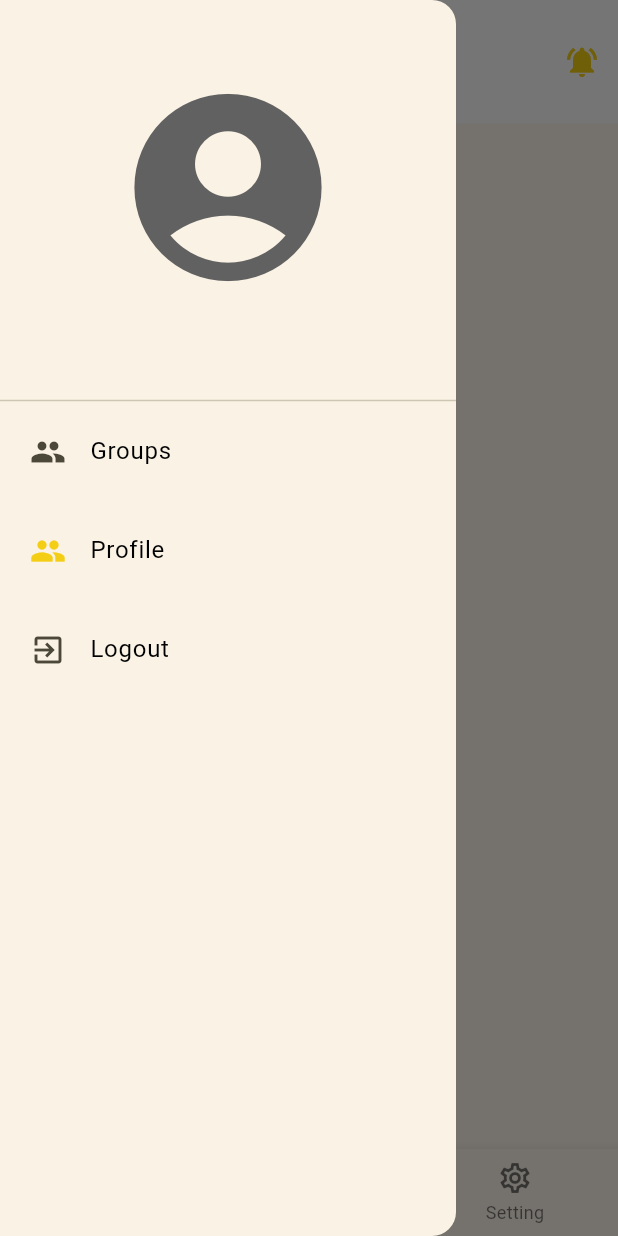
After one commit to Solak-Suleyman/studygether, a Flutter app: the ProfilePage screen opened directly, with the side drawer open, on a phone screen of 412 x 824 dp. The commit adds this screen. Run offline on Flutter 3.47's test engine with Material 3 defaults, Android fonts, the phone set to English and light mode, and no system bars; our stand-ins replace cloud_firestore, firebase_auth, firebase_core, shared_preferences; accounts and stored records are empty.

Commit message:
profilepage

```diff
--- a/lib/pages/HomePage.dart
+++ b/lib/pages/HomePage.dart
@@ -10,6 +10,8 @@ import 'package:firebase_auth/firebase_auth.dart';
 // import 'package:firebase_core/firebase_core.dart';
 import 'package:flutter/material.dart';
 import 'package:flutter/rendering.dart';
+import 'package:studygether/pages/ProfilePage.dart';
+
 
 class HomePage extends StatefulWidget {
   const HomePage({super.key});
@@ -129,12 +131,11 @@ class _HomePageState extends State<HomePage> {
             ),
             ListTile(
               onTap: () {
-                // nextScreenReplace(
-                //     context,
-                //     ProfilePage(
-                //       userName: userName,
-                //       email: email,
-                //     ));
+                nextScreenReplace(
+                    context,
+                    ProfilePage(
+                      //buranın içi ne amk
+                    ));
               },
               contentPadding:
                   const EdgeInsets.symmetric(horizontal: 20, vertical: 5),
--- /dev/null
+++ b/lib/pages/ProfilePage.dart
@@ -0,0 +1,205 @@
+import 'package:studygether/helper/helper_function.dart';
+import 'package:studygether/pages/LoginPage.dart';
+import 'package:studygether/pages/HomePage.dart';
+// import 'package:studygether/pages/search_page.dart';
+import 'package:studygether/service/auth_service.dart';
+import 'package:studygether/service/database_service.dart';
+import 'package:studygether/widgets/group_tile.dart';
+import 'package:studygether/widgets/widgets.dart';
+import 'package:firebase_auth/firebase_auth.dart';
+// import 'package:firebase_core/firebase_core.dart';
+import 'package:flutter/material.dart';
+import 'package:flutter/rendering.dart';
+
+class ProfilePage extends StatefulWidget {
+  const ProfilePage({super.key});
+
+  @override
+  State<ProfilePage> createState() => _ProfilePage();
+}
+
+class _ProfilePage extends State<ProfilePage> {
+  String userName = "";
+  String email = "";
+  AuthService authService = AuthService();
+  Stream? groups;
+  bool _isLoading = false;
+  String groupName = "";
+  String searchQuery = "";
+
+  @override
+  void initState() {
+    super.initState();
+    gettingUserData();
+  }
+
+  String getId(String res) {
+    return res.substring(0, res.indexOf("_"));
+  }
+
+  String getName(String res) {
+    return res.substring(res.indexOf("_") + 1);
+  }
+
+  gettingUserData() async {
+    await HelperFunctions.getUserEmailFromSF().then((value) {
+      setState(() {
+        email = value!;
+      });
+    });
+
+    await HelperFunctions.getUserNameFromSF().then((value) {
+      setState(() {
+        userName = value!;
+      });
+    });
+
+    // getting list of snapshots in our stream
+    await DatabaseService(uid: FirebaseAuth.instance.currentUser!.uid)
+        .getUserGroups()
+        .then((snapshot) {
+      setState(() {
+        groups = snapshot;
+      });
+    });
+  }
+
+  @override
+  Widget build(BuildContext context) {
+    return Scaffold(
+      appBar: AppBar(
+          toolbarHeight: MediaQuery.of(context).size.height / 10,
+          actions: [
+            IconButton(
+                onPressed: () {
+                  // nextScreen(context, const SearchPage());
+                },
+                icon: const Icon(Icons.notifications_active))
+          ],
+          elevation: 0,
+          centerTitle: true,
+          backgroundColor: Colors.white,
+          title: Column(children: <Widget>[
+            Icon(
+              Icons.account_circle_outlined,
+              size: 50,
+              color: Colors.grey[700],
+            ),
+            Text(
+              userName,
+              textAlign: TextAlign.center,
+              style: const TextStyle(
+                  fontWeight: FontWeight.bold,
+                  fontSize: 16,
+                  fontFamily: 'work sans'),
+            ),
+          ])),
+      drawer: Drawer(
+        child: ListView(
+          padding: const EdgeInsets.symmetric(vertical: 50),
+          children: <Widget>[
+            Icon(
+              Icons.account_circle,
+              size: 150,
+              color: Colors.grey[700],
+            ),
+            const SizedBox(
+              height: 15,
+            ),
+            Text(
+              userName,
+              textAlign: TextAlign.center,
+              style: const TextStyle(fontWeight: FontWeight.bold),
+            ),
+            const SizedBox(
+              height: 30,
+            ),
+            const Divider(
+              height: 2,
+            ),
+            ListTile(
+              onTap: () {
+                nextScreenReplace(
+                    context,
+                    const HomePage(
+                      //buranın içi ne amk
+                    ));
+              },
+              contentPadding:
+                  const EdgeInsets.symmetric(horizontal: 20, vertical: 5),
+              leading: const Icon(Icons.group),
+              title:
+                  const Text("Groups", style: TextStyle(color: Colors.black)),
+            ),
+            ListTile(
+              onTap: () {},
+              selectedColor: Theme.of(context).primaryColor,
+              selected: true,
+              contentPadding:
+                  const EdgeInsets.symmetric(horizontal: 20, vertical: 5),
+              leading: const Icon(Icons.group),
+              title:
+                  const Text("Profile", style: TextStyle(color: Colors.black)),
+            ),
+            ListTile(
+              onTap: () async {
+                showDialog(
+                    barrierDismissible: false,
+                    context: context,
+                    builder: (context) {
+                      return AlertDialog(
+                        title: const Text("Logout"),
+                        content: const Text("Are you sure you want to logout?"),
+                        actions: [
+                          IconButton(
+                              onPressed: () {
+                                Navigator.pop(context);
+                              },
+                              icon: const Icon(
+                                Icons.cancel,
+                                color: Colors.red,
+                              )),
+                          IconButton(
+                              onPressed: () async {
+                                await authService.signOut();
+                                Navigator.of(context).pushAndRemoveUntil(
+                                    MaterialPageRoute(
+                                        builder: (context) =>
+                                            const LoginPage()),
+                                    (route) => false);
+                              },
+                              icon: const Icon(
+                                Icons.done,
+                                color: Colors.green,
+                              )),
+                        ],
+                      );
+                    });
+              },
+              contentPadding:
+                  const EdgeInsets.symmetric(horizontal: 20, vertical: 5),
+              leading: const Icon(Icons.exit_to_app),
+              title:
+                  const Text("Logout", style: TextStyle(color: Colors.black)),
+            ),
+          ],
+        ),
+      ),
+      body: Column(
+        children: [
+          //buildSearchBar(), // Call to method that creates the search bar
+          //Expanded(child: groupList()), // Updated for layout
+        ],
+      ),
+      bottomNavigationBar:
+        BottomNavigationBar(
+          items: const <BottomNavigationBarItem>[
+            BottomNavigationBarItem(icon: Icon(Icons.home_outlined), label: "Home"),
+            BottomNavigationBarItem(icon: Icon(Icons.book_outlined), label: "Your Lessons"),
+            BottomNavigationBarItem(icon: Icon(Icons.settings_outlined),label: "Setting")
+          ]
+        ),
+
+    );
+  }
+}
```
